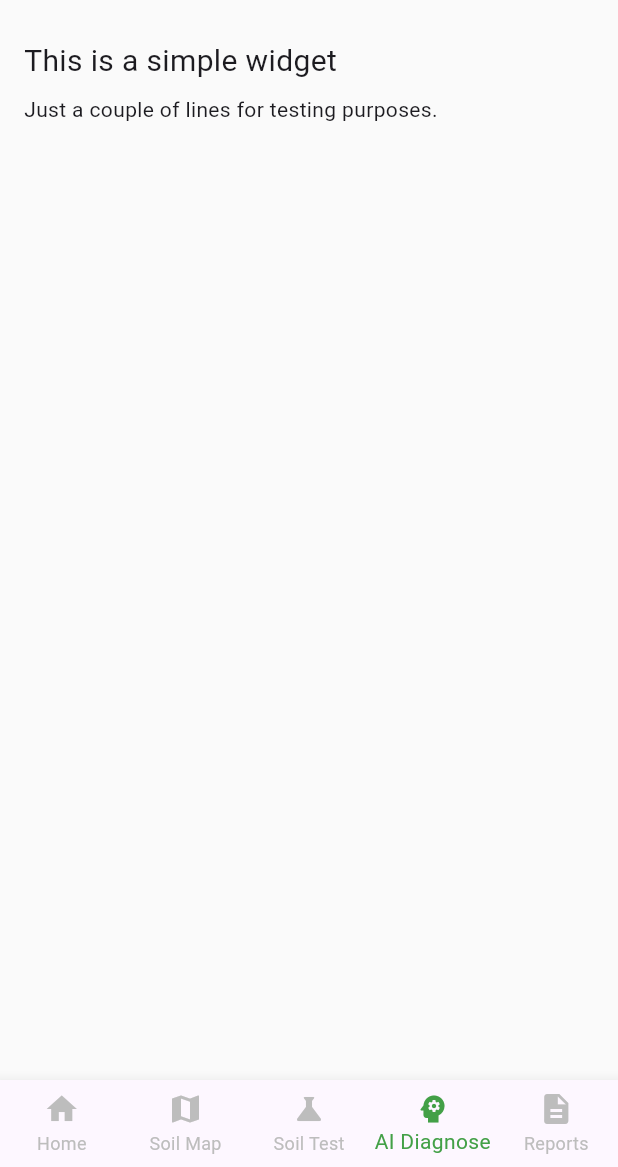
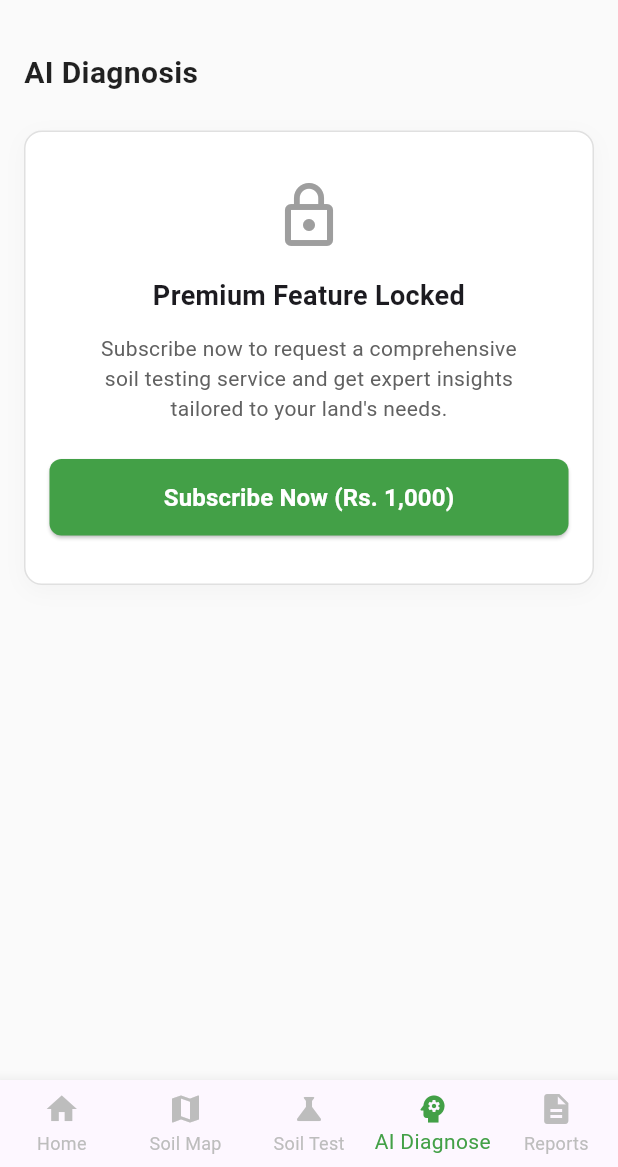
Before and after one commit to MOMO-1897/Major, a Flutter app: the HomeScreen screen opened by its route, item 4 of the bottom bar chosen, on a phone screen of 412 x 824 dp, the part 69-1236 px from its top. Run offline on Flutter 3.47's test engine with Material 3 defaults, Android fonts, the phone set to English and light mode, and no system bars; our stand-ins replace flutter_riverpod, geocoding, geolocator, google_maps_flutter, image_picker, jwt_decoder and 3 more; missing offline and left inert: google_maps_flutter_android; accounts and stored records are empty; network calls fail.

Commit message:
Merge remote-tracking branch 'origin/Frontend' into Frontend
# Conflicts:
#	lib/main.dart
#	lib/utils/constants.dart

```diff
--- a/lib/screens/ai_diagnosis_screen.dart
+++ b/lib/screens/ai_diagnosis_screen.dart
@@ -1,23 +1,84 @@
 import 'package:flutter/material.dart';
+import 'upload_image_screen.dart'; // make sure path is correct
 
-class AiDiagnosisScreen extends StatefulWidget {
+class AiDiagnosisScreen extends StatelessWidget {
   const AiDiagnosisScreen({super.key});
 
-  @override
-  State<AiDiagnosisScreen> createState() => _AiDiagnosisScreenState();
-}
+  void _navigateToUpload(BuildContext context) {
+    Navigator.push(
+      context,
+      MaterialPageRoute(builder: (_) => const UploadImageScreen()),
+    );
+  }
 
-class _AiDiagnosisScreenState extends State<AiDiagnosisScreen> {
   @override
   Widget build(BuildContext context) {
     return Padding(
-      padding: EdgeInsets.all(16),
+      padding: const EdgeInsets.symmetric(horizontal: 16.0, vertical: 24),
       child: Column(
         crossAxisAlignment: CrossAxisAlignment.start,
         children: [
-          Text('This is a simple widget', style: TextStyle(fontSize: 20)),
-          SizedBox(height: 8),
-          Text('Just a couple of lines for testing purposes.'),
+          Text(
+            'AI Diagnosis',
+            style: TextStyle(
+              fontSize: 20,
+              fontWeight: FontWeight.w600,
+              color: Colors.black87,
+            ),
+          ),
+          const SizedBox(height: 24),
+          Container(
+            width: double.infinity,
+            padding: const EdgeInsets.symmetric(vertical: 32, horizontal: 16),
+            decoration: BoxDecoration(
+              color: Colors.white,
+              borderRadius: BorderRadius.circular(12),
+              border: Border.all(color: Colors.grey.shade300),
+              boxShadow: [
+                BoxShadow(
+                  color: Colors.grey.withOpacity(0.08),
+                  blurRadius: 12,
+                  offset: Offset(0, 4),
+                ),
+              ],
+            ),
+            child: Column(
+              mainAxisAlignment: MainAxisAlignment.center,
+              children: [
+                Icon(Icons.lock_outline, size: 48, color: Colors.grey[500]),
+                const SizedBox(height: 16),
+                Text(
+                  'Premium Feature Locked',
+                  style: TextStyle(fontSize: 18, fontWeight: FontWeight.w600),
+                  textAlign: TextAlign.center,
+                ),
+                const SizedBox(height: 12),
+                Text(
+                  'Subscribe now to request a comprehensive\nsoil testing service and get expert insights\ntailored to your land\'s needs.',
+                  textAlign: TextAlign.center,
+                  style: TextStyle(fontSize: 14, color: Colors.grey[700]),
+                ),
+                const SizedBox(height: 24),
+                SizedBox(
+                  width: double.infinity,
+                  child: ElevatedButton(
+                    onPressed: () => _navigateToUpload(context),
+                    style: ElevatedButton.styleFrom(
+                      backgroundColor: Colors.green[600],
+                      shape: RoundedRectangleBorder(
+                        borderRadius: BorderRadius.circular(8),
+                      ),
+                      padding: const EdgeInsets.symmetric(vertical: 14),
+                    ),
+                    child: const Text(
+                      'Subscribe Now (Rs. 1,000)',
+                      style: TextStyle(fontSize: 16, fontWeight: FontWeight.w600, color: Colors.white,),
+                    ),
+                  ),
+                ),
+              ],
+            ),
+          ),
         ],
       ),
     );
--- a/lib/utils/constants.dart
+++ b/lib/utils/constants.dart
@@ -1,7 +1,7 @@
 class ApiConstants {
   //static const String baseUrl = 'http://10.0.2.2:3000'; // For Android Emulator
   //static const String baseUrl = 'http://localhost:3000'; // For iOS Simulator
-  static const String baseUrl = 'http://192.168.1.83:3000'; // For physical device
+  static const String baseUrl = 'http://192.168.1.245:3000'; // For physical device
   //static const String baseUrl = 'http://192.168.20.160:3000';
 
   static const String loginEndpoint = '/auth/login';
--- a/pubspec.yaml
+++ b/pubspec.yaml
@@ -49,6 +49,7 @@ dependencies:
   jwt_decoder: ^2.0.1
   geolocator: ^14.0.2
   permission_handler: ^12.0.1
+  geocoding: ^4.0.0
 
 dev_dependencies:
   flutter_test:
```
Also changed, not shown: lib/screens/upload_image_screen.dart (added, +409 -0 lines), pubspec.lock.
